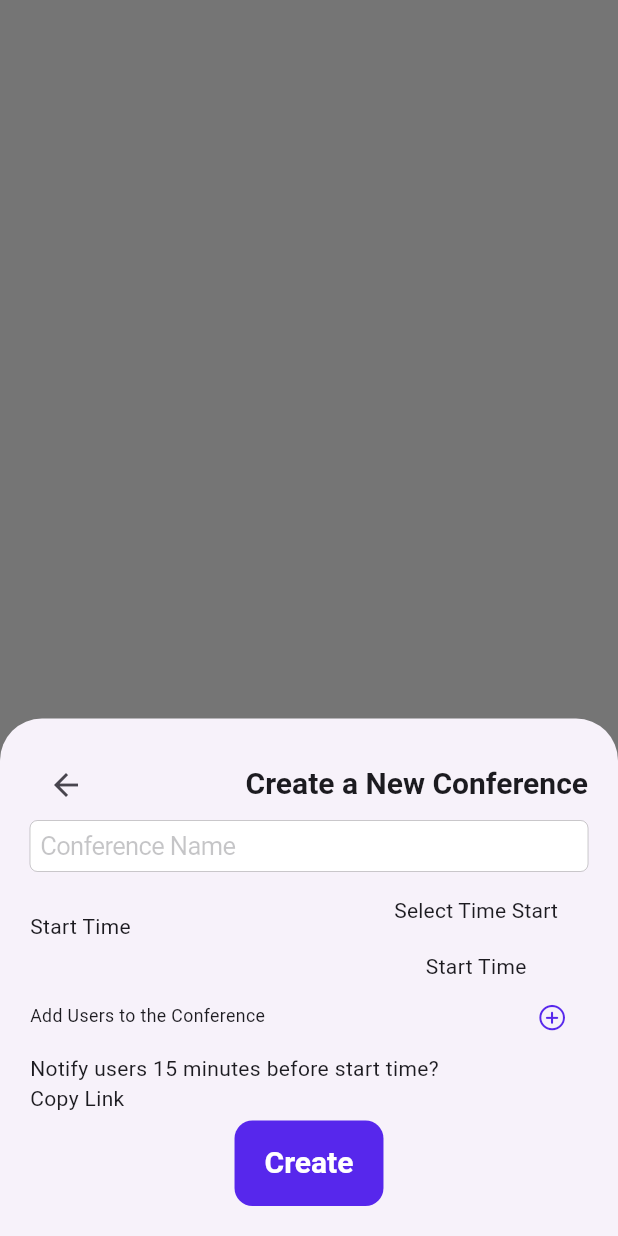
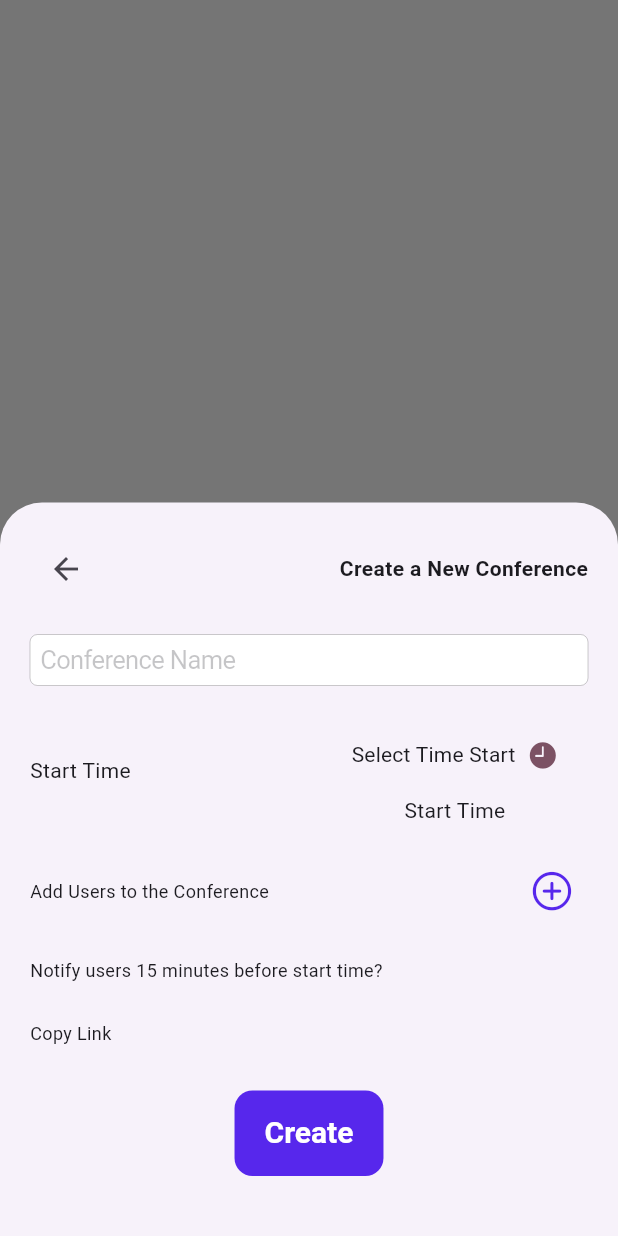
Before and after one commit to EgorSborschikov/ComfortConfy, a Flutter app: what createConferencion() shows on an empty page, opened directly, on a phone screen of 412 x 824 dp. Run offline on Flutter 3.47's test engine with Material 3 defaults, Android fonts, the phone set to English and light mode, and no system bars; our stand-ins replace flutter_svg, image_picker, shared_preferences; missing offline and left inert: clipboard; accounts and stored records are empty; generated files the repository leaves out were written again; network calls fail; Roboto replaces fonts that are missing (Kokoro, Ubuntu).

Commit message:
update layout & add options for delete account (only mobile)

```diff
--- a/lib/mobile/components/conference_start_time_choice.dart
+++ b/lib/mobile/components/conference_start_time_choice.dart
@@ -80,9 +80,22 @@ class _ConferenceStartTimeChoiceState extends State<ConferenceStartTimeChoice> {
           children: [
             CupertinoButton(
               onPressed: () => _selectStartTime(context),
-              child: Text(
+              /*child: Text(
                 AppLocalizations.of(context)!.selectTimeStart,
                 style: Theme.of(context).textTheme.titleMedium,
+              ),*/
+              child: Row(
+                mainAxisSize: MainAxisSize.min,
+                children: [
+                  Text(
+                    AppLocalizations.of(context)!.selectTimeStart,
+                    style: Theme.of(context).textTheme.titleMedium,
+                  ),
+                  const SizedBox(width: 8.0),
+                  Icon(CupertinoIcons.clock_solid,
+                    color: Theme.of(context).colorScheme.tertiary,
+                  ),
+                ],
               ),
             ),
             Text(_startTime != null ? _startTime!.format(context) : AppLocalizations.of(context)!.timeStart),
--- a/lib/mobile/components/create_conferention_bottom_sheet.dart
+++ b/lib/mobile/components/create_conferention_bottom_sheet.dart
@@ -8,9 +8,15 @@ Future<void> createConferencion(BuildContext context) async {
     context: context,
     isScrollControlled: true,
     builder: (BuildContext context) {
-      return Container(
+      return Padding(
+        padding: EdgeInsets.only(
+          bottom: MediaQuery.of(context).viewInsets.bottom,
+        ),
+        child: SingleChildScrollView(
+          child: Container(
             padding: const EdgeInsets.all(20.0),
-        child: Wrap(
+            child: Column(
+              crossAxisAlignment: CrossAxisAlignment.start,
               children: [
                 Row(
                   mainAxisAlignment: MainAxisAlignment.spaceBetween,
@@ -23,7 +29,11 @@ Future<void> createConferencion(BuildContext context) async {
                     ),
                     Text(
                       AppLocalizations.of(context)!.createANewConference,
-                  style: Theme.of(context).textTheme.headlineLarge,
+                      style: const TextStyle(
+                        fontFamily: 'Ubuntu',
+                        fontWeight: FontWeight.bold,
+                        fontSize: 14,
+                      ),
                     ),
                   ],
                 ),
@@ -46,14 +56,17 @@ Future<void> createConferencion(BuildContext context) async {
                 Row(
                   mainAxisAlignment: MainAxisAlignment.spaceBetween,
                   children: [
-                Text(
+                    Flexible(
+                      child: Text(
                         AppLocalizations.of(context)!.addUsersToTheConference,
                         style: const TextStyle(
-                    fontSize: 11.8,
+                          fontSize: 12,
+                        ),
+                        overflow: TextOverflow.visible,
                       ),
                     ),
                     IconButton(
-                  icon: const Icon(CupertinoIcons.add_circled, size: 20),
+                      icon: const Icon(CupertinoIcons.add_circled, size: 30),
                       color: const Color(0xFF5727EC),
                       onPressed: () {},
                     ),
@@ -63,22 +76,31 @@ Future<void> createConferencion(BuildContext context) async {
                 Row(
                   mainAxisAlignment: MainAxisAlignment.spaceBetween,
                   children: [
-                Text(
+                    Flexible(
+                      child: Text(
                         AppLocalizations.of(context)!.notifyUsers15MinutesBeforeStartTime,
+                        style: const TextStyle(
+                          fontSize: 12,
+                        ),
+                        overflow: TextOverflow.visible,
+                      ),
                     ),
                     // Замечание: Включите переключатель здесь, если требуется
                   ],
                 ),
-            const SizedBox(height: 20),
+                const SizedBox(height: 25),
                 Row(
                   mainAxisAlignment: MainAxisAlignment.spaceBetween,
                   children: [
                     Text(
                       AppLocalizations.of(context)!.copyLink,
+                      style: const TextStyle(
+                        fontSize: 12,
+                      ),
                     ),
                   ],
                 ),
-            const SizedBox(height: 25), // Отступ перед кнопкой
+                const SizedBox(height: 30), // Отступ перед кнопкой
                 Center( // Центрирование кнопки
                   child: CupertinoButton(
                     onPressed: () {},
@@ -94,6 +116,8 @@ Future<void> createConferencion(BuildContext context) async {
                 const SizedBox(height: 20), // Отступ после кнопки
               ],
             ),
+          ),
+        ),
       );
     },
   );
--- a/lib/mobile/components/general_app_bar.dart
+++ b/lib/mobile/components/general_app_bar.dart
@@ -48,7 +48,8 @@ class GeneralAppBar extends StatelessWidget implements PreferredSizeWidget{
                 ),
               );
             },
-            icon: const Icon(CupertinoIcons.gear_alt_fill),
+            //icon: const Icon(CupertinoIcons.gear_alt_fill),
+            icon: const Icon(CupertinoIcons.settings_solid),
             color: Colors.white,
           ),
         ),
--- a/lib/mobile/pages/home_page.dart
+++ b/lib/mobile/pages/home_page.dart
@@ -1,6 +1,7 @@
 import 'package:comfort_confy/mobile/components/create_conferention_bottom_sheet.dart';
 import 'package:comfort_confy/mobile/components/general_app_bar.dart';
 import 'package:comfort_confy/mobile/components/general_navigation_bottom_bar.dart';
+import 'package:flutter/cupertino.dart';
 //import 'package:flutter/cupertino.dart';
 import 'package:flutter_gen/gen_l10n/app_localizations.dart';
 import 'package:flutter/material.dart';
@@ -23,9 +24,9 @@ class HomePage extends StatelessWidget{
           shape: const CircleBorder(),
           backgroundColor: const Color(0xFF5727EC),
           child: const Icon(
-            Icons.add,
+            CupertinoIcons.add_circled,
             color: Color.fromARGB(255, 255, 255, 255),
-            size: 50,
+            size: 35,
           ),
         ),
       ),
--- a/lib/mobile/pages/profile_page.dart
+++ b/lib/mobile/pages/profile_page.dart
@@ -1,3 +1,4 @@
+import 'package:comfort_confy/mobile/components/delete_account_action_bar.dart';
 import 'package:comfort_confy/mobile/components/general_app_bar.dart';
 import 'package:comfort_confy/mobile/components/general_navigation_bottom_bar.dart';
 import 'package:comfort_confy/mobile/models/profile_settings_model.dart';
@@ -160,7 +161,7 @@ class _ProfilePageState extends State<ProfilePage> {
                 const Divider(),
                 GestureDetector(
                   onTap: () {
-                     // экран в разработке
+                     deleteAccountActionBar(context);
                   },
                   child: Row(
                     children: [
--- a/lib/mobile/pages/search_users_page.dart
+++ b/lib/mobile/pages/search_users_page.dart
@@ -65,6 +65,7 @@ class _SearchUsersPageState extends State<SearchUsersPage> {
                   border: Border.all(color: CupertinoColors.inactiveGray),
                   borderRadius: BorderRadius.circular(8.0),
                 ),
+                style: TextStyle(color: Theme.of(context).colorScheme.tertiary),
               ),
               const SizedBox(height: 20),
               Text(
```
Also changed, not shown: lib/l10n/app_en.arb (+6 -1 lines), lib/l10n/app_ru.arb (+6 -1 lines), lib/mobile/components/delete_account_action_bar.dart (added, +41 -0 lines), lib/server/services/delete_account_service/alert_dialogs/delete_account_alert_dialog.dart (added, +33 -0 lines), lib/server/services/delete_account_service/alert_dialogs/delete_error_alert_dialog.dart (added), lib/server/services/delete_account_service/delete_account_service.dart (added), 1 other file. Lines whose indentation alone changed are shown as unchanged.
